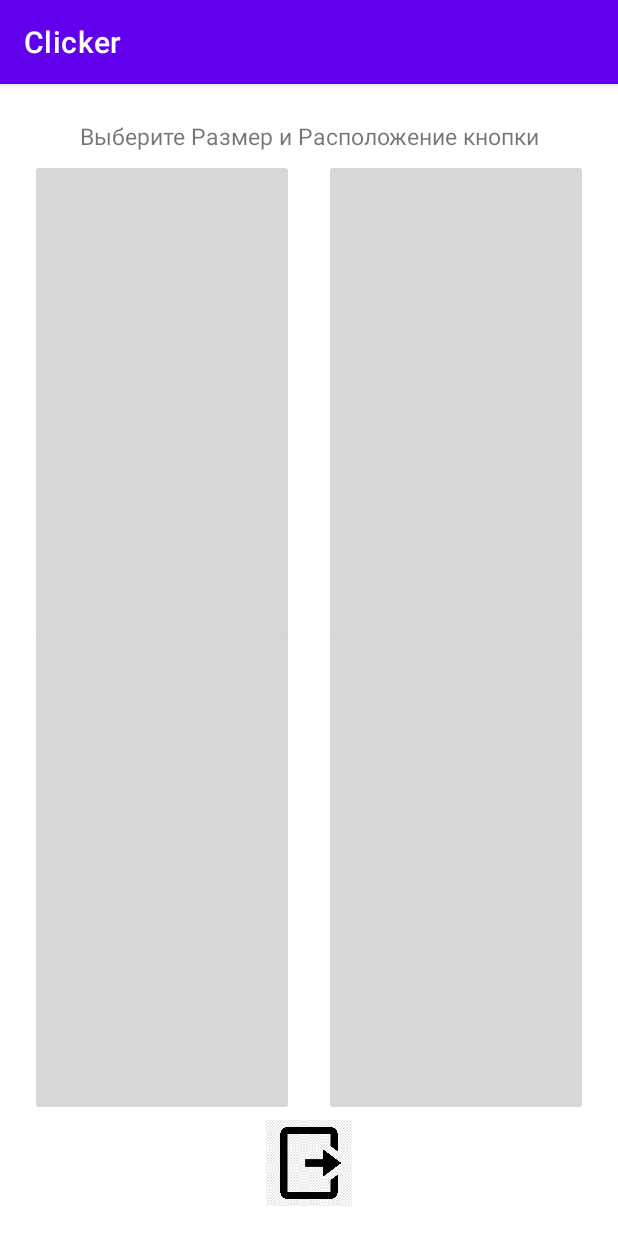
After one commit to AgeDim/Clicker, an Android app: the SettingsActivity screen opened directly, with no data from a screen before it, on a phone screen of 412 x 824 dp. The commit adds this screen. Run offline under Robolectric (Android 15) with nearby library versions, the phone set to English and light mode, and no system bars.

Commit message:
Second Commit. Added a new activity.

```diff
--- a/app/src/main/AndroidManifest.xml
+++ b/app/src/main/AndroidManifest.xml
@@ -10,6 +10,9 @@
         android:supportsRtl="true"
         android:theme="@style/Theme.Clicker">
         <activity
+            android:name=".SettingsActivity"
+            android:exported="false" />
+        <activity
             android:name=".MainActivity"
             android:exported="true">
             <intent-filter>
--- a/app/src/main/java/com/example/clicker/MainActivity.java
+++ b/app/src/main/java/com/example/clicker/MainActivity.java
@@ -45,5 +45,6 @@ public class MainActivity extends AppCompatActivity {
                 counter.setText("Click : "+ c);
             }
         });
+
     }
 }
--- /dev/null
+++ b/app/src/main/java/com/example/clicker/SettingsActivity.java
@@ -0,0 +1,14 @@
+package com.example.clicker;
+
+import androidx.appcompat.app.AppCompatActivity;
+
+import android.os.Bundle;
+
+public class SettingsActivity extends AppCompatActivity {
+
+    @Override
+    protected void onCreate(Bundle savedInstanceState) {
+        super.onCreate(savedInstanceState);
+        setContentView(R.layout.activity_settings);
+    }
+}
--- /dev/null
+++ b/app/src/main/res/layout/activity_settings.xml
@@ -0,0 +1,75 @@
+<?xml version="1.0" encoding="utf-8"?>
+<androidx.constraintlayout.widget.ConstraintLayout xmlns:android="http://schemas.android.com/apk/res/android"
+    xmlns:app="http://schemas.android.com/apk/res-auto"
+    xmlns:tools="http://schemas.android.com/tools"
+    android:layout_width="match_parent"
+    android:layout_height="match_parent"
+    tools:context=".SettingsActivity"
+    android:orientation="vertical"
+    android:padding="20dp">
+
+    <TextView
+        android:layout_width="352dp"
+        android:layout_height="30dp"
+        android:gravity="center"
+        android:text="@string/info"
+        android:textSize="15sp"
+        app:layout_constraintEnd_toEndOf="parent"
+        app:layout_constraintStart_toStartOf="parent"
+        app:layout_constraintTop_toTopOf="parent"
+        tools:ignore="MissingConstraints" />
+
+    <ImageButton
+        android:id="@+id/bigRight"
+        android:layout_width="176dp"
+        android:layout_height="332dp"
+        android:layout_marginBottom="60dp"
+        android:contentDescription="@string/todo"
+        app:layout_constraintBottom_toBottomOf="parent"
+        app:layout_constraintEnd_toEndOf="parent"
+        tools:ignore="MissingConstraints,SpeakableTextPresentCheck,TouchTargetSizeCheck,DuplicateClickableBoundsCheck,ImageContrastCheck,DuplicateSpeakableTextCheck" />
+
+    <ImageButton
+        android:id="@+id/smallRight"
+        android:layout_width="176dp"
+        android:layout_height="322dp"
+        android:layout_marginTop="30dp"
+        android:contentDescription="@string/todo"
+        app:layout_constraintEnd_toEndOf="parent"
+        app:layout_constraintTop_toTopOf="parent"
+        tools:ignore="MissingConstraints,TouchTargetSizeCheck,SpeakableTextPresentCheck,ImageContrastCheck" />
+
+    <ImageButton
+        android:id="@+id/bigLeft"
+        android:layout_width="176dp"
+        android:layout_height="332dp"
+        android:layout_marginBottom="60dp"
+        app:layout_constraintBottom_toBottomOf="parent"
+        app:layout_constraintStart_toStartOf="parent"
+        tools:ignore="MissingConstraints,SpeakableTextPresentCheck,TouchTargetSizeCheck,ImageContrastCheck"
+        android:contentDescription="@string/todo" />
+
+    <ImageButton
+        android:id="@+id/smallLeft"
+        android:layout_width="176dp"
+        android:layout_height="322dp"
+        android:layout_marginTop="30dp"
+        app:layout_constraintStart_toStartOf="parent"
+        app:layout_constraintTop_toTopOf="parent"
+        tools:ignore="MissingConstraints,SpeakableTextPresentCheck,TouchTargetSizeCheck,DuplicateClickableBoundsCheck,ImageContrastCheck"
+        android:contentDescription="@string/todo" />
+
+    <ImageButton
+        android:id="@+id/back"
+        android:layout_width="57dp"
+        android:layout_height="57dp"
+        android:layout_marginStart="170dp"
+        android:layout_marginEnd="170dp"
+        android:background="@drawable/back"
+        app:layout_constraintBottom_toBottomOf="parent"
+        app:layout_constraintEnd_toEndOf="parent"
+        app:layout_constraintStart_toStartOf="parent"
+        tools:ignore="MissingConstraints,SpeakableTextPresentCheck,TouchTargetSizeCheck"
+        android:contentDescription="@string/todo" />
+
+</androidx.constraintlayout.widget.ConstraintLayout>
--- /dev/null
+++ b/app/src/main/res/values-night/strings.xml
@@ -0,0 +1,4 @@
+<?xml version="1.0" encoding="utf-8"?>
+<resources>
+    <string name="info">Выберите Размер и Расположение кнопки</string>
+</resources>
--- a/app/src/main/res/values/strings.xml
+++ b/app/src/main/res/values/strings.xml
@@ -5,4 +5,10 @@
     <string name="time_0">Time : 0</string>
     <string name="counter_0">Counter : 0</string>
     <string name="start">Start</string>
+    <string name="todo">TODO</string>
+    <string name="todo">TODO</string>
+    <string name="info">Выберите Размер и Расположение кнопки</string>
+    <string name="todo">TODO</string>
+    <string name="todo">TODO</string>
+    <string name="todo">TODO</string>
 </resources>
```
Also changed, not shown: app/src/main/res/drawable-v24/back.png (added).
